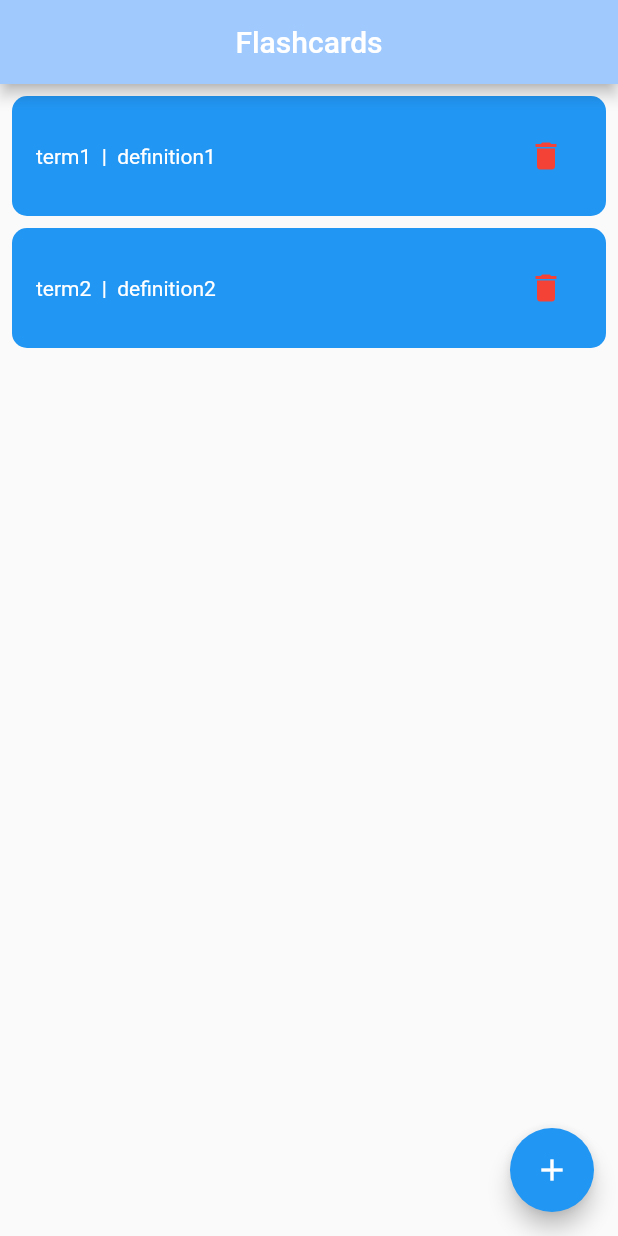
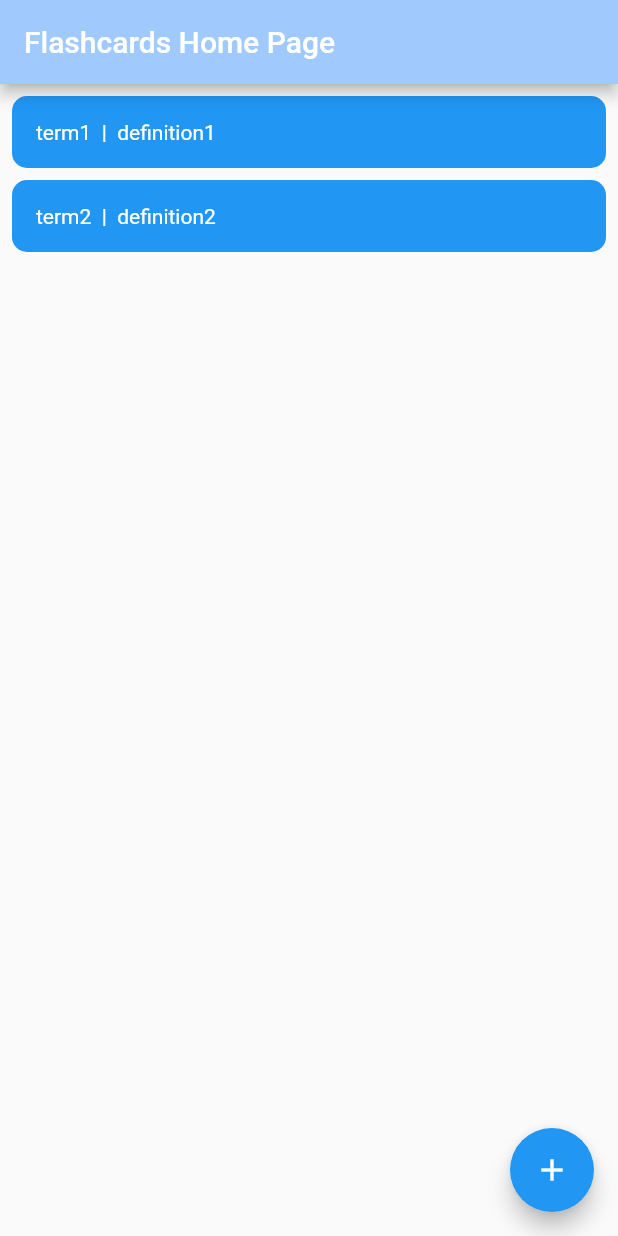
Before and after one commit to aaaluzzi/flashcards_app, a Flutter app: the screen it shows after launch, on a phone screen of 412 x 824 dp. Run offline on Flutter 3.47's test engine with Material 2 defaults, Android fonts, the phone set to English and light mode, and no system bars.

Commit message:
Revert "Added delete flashcard row"
This reverts commit 6e06961b4a23aebb4234f0d6191286a124a7910a.

```diff
--- a/lib/main.dart
+++ b/lib/main.dart
@@ -12,10 +12,6 @@ class FlashcardsState extends ChangeNotifier {
 
   void add(FlashcardData flashcard) {
     flashcards.add(flashcard);
-    notifyListeners();
-  }
-  void removeFlashcard(String term) {
-    flashcards.removeWhere((flashcard) => flashcard.term == term);
     notifyListeners();
   }
 }
@@ -36,13 +32,12 @@ class MyApp extends StatelessWidget {
   @override
   Widget build(BuildContext context) {
     return MaterialApp(
-      debugShowCheckedModeBanner: false,
       title: 'Flashcards',
       theme: ThemeData(
         colorScheme: ColorScheme.fromSeed(seedColor: Colors.blue),
         useMaterial3: true,
       ),
-      home: const MyHomePage(title: 'Flashcards'),
+      home: const MyHomePage(title: 'Flashcards Home Page'),
     );
   }
 }
@@ -61,7 +56,6 @@ class MyHomePage extends StatelessWidget {
         appBar: AppBar(
           backgroundColor: Theme.of(context).colorScheme.inversePrimary,
           title: Text(title),
-          centerTitle: true,
         ),
         body: Center(
           child: Padding(
@@ -107,7 +101,6 @@ class FlashcardRow extends StatelessWidget {
 
   @override
   Widget build(BuildContext context) {
-    var appState = context.watch<FlashcardsState>();
     return Container(
       decoration: BoxDecoration(
         color: Theme.of(context).colorScheme.secondaryContainer,
@@ -116,18 +109,10 @@ class FlashcardRow extends StatelessWidget {
       child: Padding(
         padding: const EdgeInsets.all(16.0),
         child: Row(
-          mainAxisAlignment: MainAxisAlignment.spaceBetween,
           children: [
             Text(
               "$term  |  $definition",
               style: TextStyle(color: Colors.white),
-            ),
-            IconButton(
-              icon: Icon(Icons.delete),
-              color: Colors.red,
-              onPressed: () {
-                appState.removeFlashcard(term);
-              },
             ),
           ],
         ),
```
